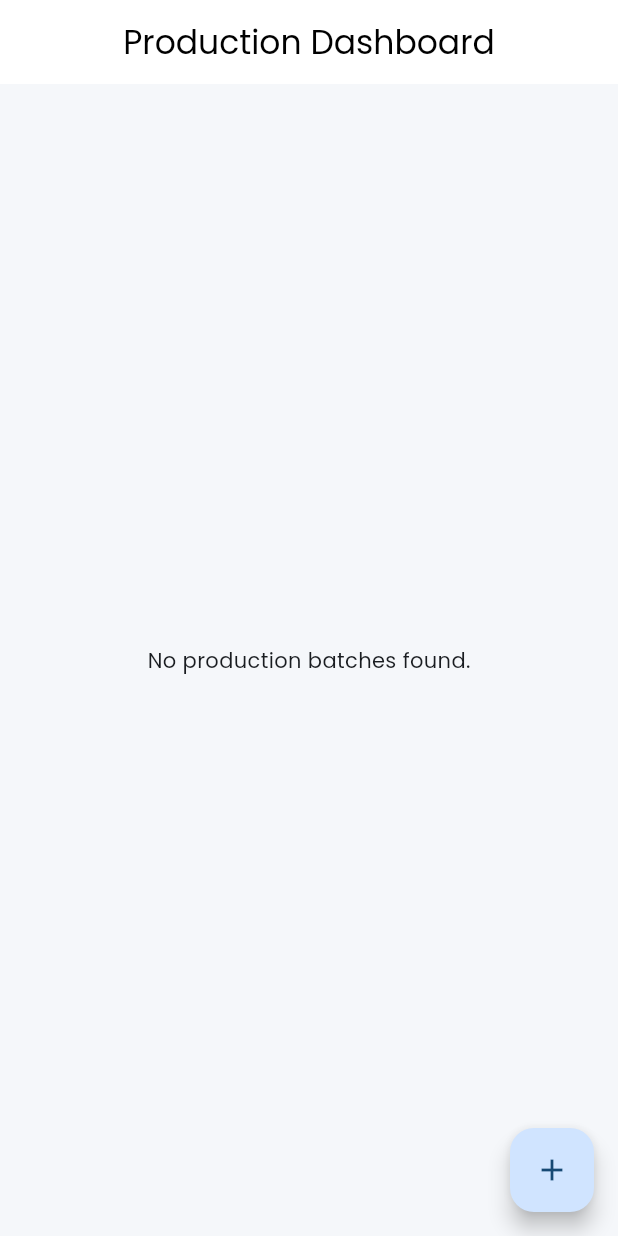
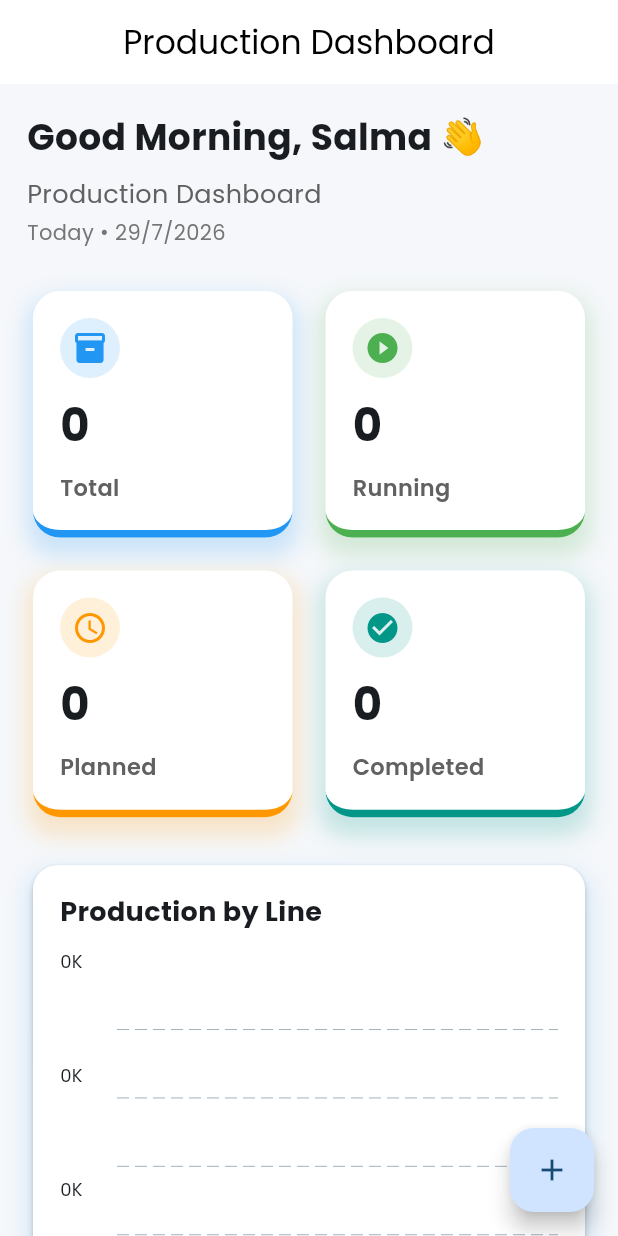
Before and after one commit to SalmaAssem25/Smart-Production-Inventory-Management-System-, a Flutter app: the ProductionDashboardScreen screen opened directly, on a phone screen of 412 x 824 dp. Run offline on Flutter 3.47's test engine with Material 3 defaults, Android fonts, the phone set to English and light mode, and no system bars; drawn by our look-alikes of fl_chart; our stand-ins replace cloud_firestore, firebase_auth, firebase_core, google_fonts, table_calendar; accounts and stored records are empty.

Commit message:
feat: Enhance Production Dashboard

```diff
--- a/lib/features/production/dashboard/production_dashboard_controller.dart
+++ b/lib/features/production/dashboard/production_dashboard_controller.dart
@@ -1,10 +1,22 @@
 import 'package:juhayna_smart_production_and_inventory_management_system/core/models/batch_model.dart';
 import '../../../core/services/production_service.dart';
+import 'package:flutter/material.dart';
 
-class ProductionDashboardController {
-  Stream<List<ProductionBatchModel>> get batches =>
+class ProductionDashboardController extends ChangeNotifier {
+  DateTime selectedDay = DateTime.now();
+  DateTime focusedDay = DateTime.now();
+
+  void changeSelectedDay(DateTime selected, DateTime focused) {
+    selectedDay = selected;
+    focusedDay = focused;
+    notifyListeners();
+  }
+
+  Stream<List<ProductionBatchModel>> get allBatches =>
       ProductionService.getBatches();
 
+  Stream<List<ProductionBatchModel>> get batchesForSelectedDay =>
+      ProductionService.getBatchesForDate(selectedDay);
   int getTotal(List<ProductionBatchModel> batches) {
     return batches.length;
   }
--- a/lib/features/production/dashboard/production_dashboard_screen.dart
+++ b/lib/features/production/dashboard/production_dashboard_screen.dart
@@ -2,23 +2,41 @@ import 'package:flutter/material.dart';
 import 'package:juhayna_smart_production_and_inventory_management_system/core/models/batch_model.dart';
 import 'package:juhayna_smart_production_and_inventory_management_system/features/production/create_batch/create_batch_screen.dart';
 import 'package:juhayna_smart_production_and_inventory_management_system/features/production/dashboard/widgets/dashboard_header.dart';
+import 'package:juhayna_smart_production_and_inventory_management_system/features/production/dashboard/widgets/production_calendar.dart';
+import 'package:juhayna_smart_production_and_inventory_management_system/features/production/dashboard/widgets/production_line_chart.dart';
 import 'package:juhayna_smart_production_and_inventory_management_system/features/production/dashboard/widgets/statistics_grid.dart';
-
 import 'production_dashboard_controller.dart';
 import 'widgets/batch_card.dart';
 
-class ProductionDashboardScreen extends StatelessWidget {
+class ProductionDashboardScreen extends StatefulWidget {
   const ProductionDashboardScreen({super.key});
 
   @override
+  State<ProductionDashboardScreen> createState() =>
+      _ProductionDashboardScreenState();
+}
+
+class _ProductionDashboardScreenState extends State<ProductionDashboardScreen> {
+  late final ProductionDashboardController controller;
+
+  @override
+  void initState() {
+    super.initState();
+
+    controller = ProductionDashboardController();
+
+    controller.addListener(() {
+      setState(() {});
+    });
+  }
+
+  @override
   Widget build(BuildContext context) {
-    final controller = ProductionDashboardController();
-
     return Scaffold(
       appBar: AppBar(title: const Text("Production Dashboard")),
 
       body: StreamBuilder<List<ProductionBatchModel>>(
-        stream: controller.batches,
+        stream: controller.allBatches,
         builder: (context, snapshot) {
           if (snapshot.connectionState == ConnectionState.waiting) {
             return const Center(
@@ -42,18 +60,33 @@ class ProductionDashboardScreen extends StatelessWidget {
             );
           }
 
-          if (!snapshot.hasData || snapshot.data!.isEmpty) {
-            return const Center(child: Text("No production batches found."));
+          final batches = snapshot.data ?? [];
+          double line1 = 0;
+          double line2 = 0;
+          double line3 = 0;
+
+          for (final batch in batches) {
+            switch (batch.productionLine) {
+              case 'Line 1':
+                line1 += batch.quantity;
+                break;
+
+              case 'Line 2':
+                line2 += batch.quantity;
+                break;
+
+              case 'Line 3':
+                line3 += batch.quantity;
+                break;
             }
-
-          final batches = snapshot.data!;
+          }
 
           return SingleChildScrollView(
             padding: const EdgeInsets.all(18),
             child: Column(
               crossAxisAlignment: CrossAxisAlignment.start,
               children: [
-                const DashboardHeader(supervisorName: "Ahmed"),
+                const DashboardHeader(supervisorName: "Salma"),
 
                 const SizedBox(height: 25),
 
@@ -64,21 +97,36 @@ class ProductionDashboardScreen extends StatelessWidget {
                   completed: controller.getCompleted(batches),
                 ),
 
+                const SizedBox(height: 24),
+
+                ProductionLineChart(line1: line1, line2: line2, line3: line3),
+
                 const SizedBox(height: 30),
 
                 const Text(
-                  "Recent Production Batches",
-                  style: TextStyle(fontSize: 22, fontWeight: FontWeight.bold),
+                  "Production Batches",
+                  style: TextStyle(fontSize: 20, fontWeight: FontWeight.bold),
                 ),
 
-                const SizedBox(height: 15),
+                const SizedBox(height: 12),
 
+                if (batches.isEmpty)
+                  const Center(
+                    child: Padding(
+                      padding: EdgeInsets.symmetric(vertical: 20),
+                      child: Text("No production batches yet."),
+                    ),
+                  )
+                else
                   ListView.builder(
                     shrinkWrap: true,
                     physics: const NeverScrollableScrollPhysics(),
                     itemCount: batches.length,
                     itemBuilder: (context, index) {
-                    return BatchCard(batch: batches[index]);
+                      return Padding(
+                        padding: const EdgeInsets.only(bottom: 12),
+                        child: BatchCard(batch: batches[index]),
+                      );
                     },
                   ),
               ],
@@ -98,4 +146,10 @@ class ProductionDashboardScreen extends StatelessWidget {
       ),
     );
   }
+
+  @override
+  void dispose() {
+    controller.dispose();
+    super.dispose();
   }
+}
--- /dev/null
+++ b/lib/features/production/dashboard/widgets/production_calendar.dart
@@ -0,0 +1,56 @@
+import 'package:flutter/material.dart';
+import 'package:table_calendar/table_calendar.dart';
+
+class ProductionCalendar extends StatelessWidget {
+  final DateTime focusedDay;
+  final DateTime selectedDay;
+  final Function(DateTime, DateTime) onDaySelected;
+
+  const ProductionCalendar({
+    super.key,
+    required this.focusedDay,
+    required this.selectedDay,
+    required this.onDaySelected,
+  });
+
+  @override
+  Widget build(BuildContext context) {
+    return Card(
+      elevation: 0,
+      margin: const EdgeInsets.symmetric(vertical: 12),
+      shape: RoundedRectangleBorder(borderRadius: BorderRadius.circular(18)),
+      child: Padding(
+        padding: const EdgeInsets.all(12),
+        child: TableCalendar(
+          firstDay: DateTime.utc(2025, 1, 1),
+          lastDay: DateTime.utc(2035, 12, 31),
+          focusedDay: focusedDay,
+
+          selectedDayPredicate: (day) {
+            return isSameDay(selectedDay, day);
+          },
+
+          onDaySelected: onDaySelected,
+
+          calendarFormat: CalendarFormat.month,
+
+          headerStyle: const HeaderStyle(
+            titleCentered: true,
+            formatButtonVisible: false,
+          ),
+
+          calendarStyle: CalendarStyle(
+            todayDecoration: BoxDecoration(
+              color: Colors.orange.shade300,
+              shape: BoxShape.circle,
+            ),
+            selectedDecoration: const BoxDecoration(
+              color: Color(0xFF0D47A1),
+              shape: BoxShape.circle,
+            ),
+          ),
+        ),
+      ),
+    );
+  }
+}
--- /dev/null
+++ b/lib/features/production/dashboard/widgets/production_line_chart.dart
@@ -0,0 +1,148 @@
+import 'package:fl_chart/fl_chart.dart';
+import 'package:flutter/material.dart';
+
+class ProductionLineChart extends StatelessWidget {
+  final double line1;
+  final double line2;
+  final double line3;
+
+  const ProductionLineChart({
+    super.key,
+    required this.line1,
+    required this.line2,
+    required this.line3,
+  });
+
+  @override
+  Widget build(BuildContext context) {
+    double maxValue = [line1, line2, line3].reduce((a, b) => a > b ? a : b);
+    double chartMaxY = maxValue == 0 ? 10 : maxValue * 1.2;
+    return Container(
+      decoration: BoxDecoration(
+        borderRadius: BorderRadius.circular(16),
+        boxShadow: [
+          BoxShadow(
+            color: Colors.blue.withOpacity(0.15),
+            blurRadius: 12,
+            offset: const Offset(0, 8),
+          ),
+        ],
+        border: const Border(bottom: BorderSide(color: Colors.blue, width: 4)),
+      ),
+      child: Card(
+        elevation: 2,
+        shape: RoundedRectangleBorder(borderRadius: BorderRadius.circular(16)),
+        child: Padding(
+          padding: const EdgeInsets.all(18),
+          child: Column(
+            crossAxisAlignment: CrossAxisAlignment.start,
+            children: [
+              const Text(
+                "Production by Line",
+                style: TextStyle(fontSize: 18, fontWeight: FontWeight.bold),
+              ),
+
+              const SizedBox(height: 20),
+
+              SizedBox(
+                height: 250,
+                child: BarChart(
+                  BarChartData(
+                    maxY: chartMaxY,
+
+                    gridData: FlGridData(show: true, drawVerticalLine: false),
+
+                    borderData: FlBorderData(show: false),
+
+                    titlesData: FlTitlesData(
+                      topTitles: const AxisTitles(
+                        sideTitles: SideTitles(showTitles: false),
+                      ),
+
+                      rightTitles: const AxisTitles(
+                        sideTitles: SideTitles(showTitles: false),
+                      ),
+
+                      leftTitles: AxisTitles(
+                        sideTitles: SideTitles(
+                          showTitles: true,
+                          reservedSize: 38,
+                          interval: chartMaxY / 3,
+                          getTitlesWidget: (value, meta) {
+                            if (value == 0) {
+                              return const Text("0");
+                            }
+
+                            return Text(
+                              "${(value / 1000).toStringAsFixed(0)}K",
+                              style: const TextStyle(fontSize: 12),
+                            );
+                          },
+                        ),
+                      ),
+
+                      bottomTitles: AxisTitles(
+                        sideTitles: SideTitles(
+                          showTitles: true,
+                          getTitlesWidget: (value, meta) {
+                            switch (value.toInt()) {
+                              case 0:
+                                return const Text("Line 1");
+                              case 1:
+                                return const Text("Line 2");
+                              case 2:
+                                return const Text("Line 3");
+                            }
+                            return const SizedBox();
+                          },
+                        ),
+                      ),
+                    ),
+
+                    barGroups: [
+                      BarChartGroupData(
+                        x: 0,
+                        barRods: [
+                          BarChartRodData(
+                            toY: line1,
+                            width: 28,
+                            borderRadius: BorderRadius.circular(6),
+                            color: Colors.blue,
+                          ),
+                        ],
+                      ),
+
+                      BarChartGroupData(
+                        x: 1,
+                        barRods: [
+                          BarChartRodData(
+                            toY: line2,
+                            width: 28,
+                            borderRadius: BorderRadius.circular(6),
+                            color: Colors.orange,
+                          ),
+                        ],
+                      ),
+
+                      BarChartGroupData(
+                        x: 2,
+                        barRods: [
+                          BarChartRodData(
+                            toY: line3,
+                            width: 28,
+                            borderRadius: BorderRadius.circular(6),
+                            color: Colors.green,
+                          ),
+                        ],
+                      ),
+                    ],
+                  ),
+                ),
+              ),
+            ],
+          ),
+        ),
+      ),
+    );
+  }
+}
--- a/lib/features/production/dashboard/widgets/statistic_card.dart
+++ b/lib/features/production/dashboard/widgets/statistic_card.dart
@@ -16,9 +16,25 @@ class StatisticCard extends StatelessWidget {
 
   @override
   Widget build(BuildContext context) {
-    return Card(
-      elevation: 3,
+    return Container(
+      decoration: BoxDecoration(
+        borderRadius: BorderRadius.circular(18),
+        boxShadow: [
+          BoxShadow(
+            color: color.withOpacity(0.20),
+            blurRadius: 12,
+            offset: const Offset(0, 8),
+          ),
+        ],
+      ),
+      child: Card(
+        elevation: 0,
         shape: RoundedRectangleBorder(borderRadius: BorderRadius.circular(18)),
+        child: Container(
+          decoration: BoxDecoration(
+            borderRadius: BorderRadius.circular(18),
+            border: Border(bottom: BorderSide(color: color, width: 5)),
+          ),
           child: Padding(
             padding: const EdgeInsets.all(18),
             child: Column(
@@ -33,7 +49,10 @@ class StatisticCard extends StatelessWidget {
 
                 Text(
                   value.toString(),
-              style: const TextStyle(fontSize: 30, fontWeight: FontWeight.bold),
+                  style: const TextStyle(
+                    fontSize: 30,
+                    fontWeight: FontWeight.bold,
+                  ),
                 ),
 
                 Text(
@@ -47,6 +66,8 @@ class StatisticCard extends StatelessWidget {
               ],
             ),
           ),
+        ),
+      ),
     );
   }
 }
--- a/pubspec.yaml
+++ b/pubspec.yaml
@@ -39,6 +39,8 @@ dependencies:
   firebase_auth: ^6.0.0
   cloud_firestore: ^6.7.1
   firebase_storage: ^13.0.0
+  fl_chart: ^0.69.0
+  table_calendar: ^3.1.2
 
   # State Management
   provider: ^6.1.2
```
Also changed, not shown: pubspec.lock. Lines whose indentation alone changed are shown as unchanged.
